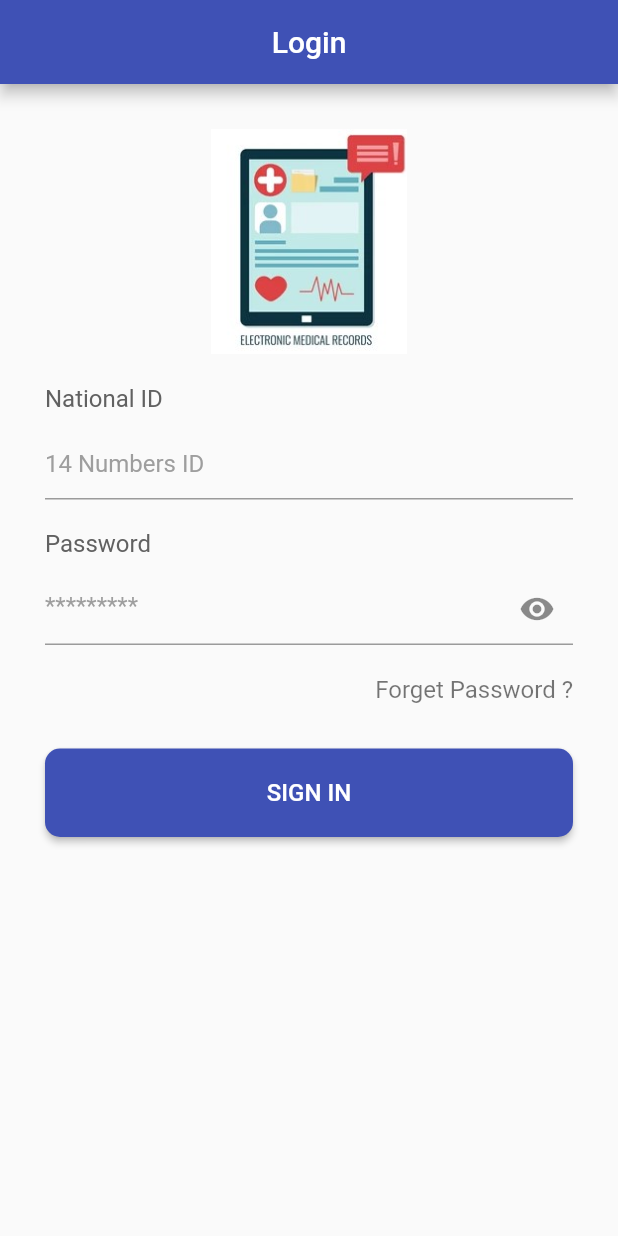
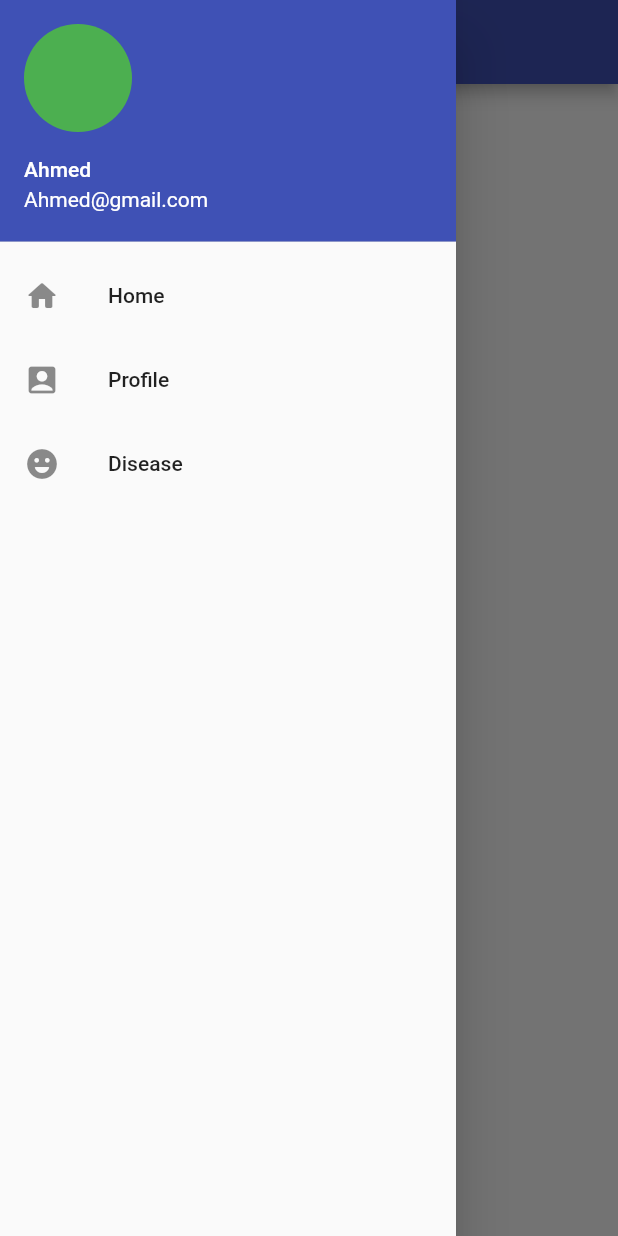
Before and after one commit to ahmedmedhat107201/medical-records-mobile, a Flutter app: the screen it shows after launch, with the side drawer open (before the commit the screen has no drawer), on a phone screen of 412 x 824 dp. Run offline on Flutter 3.47's test engine with Material 2 defaults, Android fonts, the phone set to English and light mode, and no system bars.

Commit message:
first drawer and very basic screen

```diff
--- a/lib/constant.dart
+++ b/lib/constant.dart
@@ -1,4 +1,3 @@
-import 'package:flutter/cupertino.dart';
 import 'package:flutter/material.dart';
 
 const Color? primaryColor = Colors.indigo;
--- a/lib/main.dart
+++ b/lib/main.dart
@@ -1,6 +1,9 @@
 import 'package:flutter/material.dart';
-import 'package:medical_records_mobile/constant.dart';
+import '../constant.dart';
+import 'package:medical_records_mobile/view/screens/home.dart';
 import 'package:medical_records_mobile/view/screens/loginScreen.dart';
+import 'package:medical_records_mobile/view/screens/sections/disease.dart';
+import 'package:medical_records_mobile/view/screens/sections/profile.dart';
 
 void main() {
   runApp(MyApp());
@@ -11,13 +14,12 @@ class MyApp extends StatelessWidget {
   Widget build(BuildContext context) {
     return MaterialApp(
       debugShowCheckedModeBanner: false,
-      home: Scaffold(
-        appBar: AppBar(
-          title: Center(child: Text("Login")),
-          backgroundColor: primaryColor,
-        ),
-        body: LoginScreen(),
-      ),
+      home: HomeScreen(id: '', password: ''),
+      routes: {
+        HomeScreen.routeID: (context) => const HomeScreen(id: '', password: ''),
+        ProfileScreen.routeID: (context) => ProfileScreen(),
+        DiseaseScreen.routeID: (context) => DiseaseScreen(),
+      },
     );
   }
 }
--- /dev/null
+++ b/lib/view/screens/home.dart
@@ -0,0 +1,35 @@
+import 'package:flutter/material.dart';
+import 'package:medical_records_mobile/constant.dart';
+import '../widgets/custom_drawer.dart';
+
+class HomeScreen extends StatelessWidget {
+  final String id;
+  final String password;
+  static final String routeID = "/HomeScreen";
+
+  const HomeScreen({
+    required this.id,
+    required this.password,
+  });
+
+  @override
+  Widget build(BuildContext context) {
+    return Scaffold(
+      drawer: CustomDrawer(),
+      appBar: AppBar(
+        backgroundColor: primaryColor,
+        title: Center(
+          child: Text('Home'),
+        ),
+      ),
+      body: Container(
+        child: Column(
+          children: [
+            Text('$id'),
+            Text('$password'),
+          ],
+        ),
+      ),
+    );
+  }
+}
--- a/lib/view/screens/loginScreen.dart
+++ b/lib/view/screens/loginScreen.dart
@@ -1,7 +1,7 @@
 import 'package:flutter/material.dart';
 import 'package:medical_records_mobile/Model/Services/login_api.dart';
 import 'package:medical_records_mobile/constant.dart';
-import 'package:medical_records_mobile/view/screens/signed.dart';
+import '../screens/home.dart';
 import '../widgets/custom_button.dart';
 import '../widgets/custom_text.dart';
 import '../widgets/custom_text_form_field.dart';
@@ -60,6 +60,7 @@ class LoginScreen extends StatelessWidget {
                         if (text!.length < 6) {
                           return 'Password must be at least 6 letters';
                         }
+                        return null;
                       },
                       hint: "*********",
                       text: "Password",
@@ -99,7 +100,7 @@ class LoginScreen extends StatelessWidget {
                             Navigator.push(
                               context,
                               MaterialPageRoute(
-                                builder: (context) => Signed(
+                                builder: (context) => HomeScreen(
                                   id: _id,
                                   password: _pass,
                                 ),
--- a/lib/view/screens/signed.dart
+++ /dev/null
@@ -1,27 +0,0 @@
-import 'package:flutter/material.dart';
-
-class Signed extends StatelessWidget {
-  final String id;
-  final String password;
-
-  const Signed({
-    required this.id,
-    required this.password,
-  });
-
-  @override
-  Widget build(BuildContext context) {
-    return MaterialApp(
-      home: Scaffold(
-        body: Container(
-          child: Column(
-            children: [
-              Text('$id'),
-              Text('$password'),
-            ],
-          ),
-        ),
-      ),
-    );
-  }
-}
--- /dev/null
+++ b/lib/view/widgets/custom_drawer.dart
@@ -0,0 +1,50 @@
+import 'package:flutter/material.dart';
+import 'package:medical_records_mobile/view/screens/sections/disease.dart';
+import 'package:medical_records_mobile/view/screens/sections/profile.dart';
+import '../../constant.dart';
+import '../screens/home.dart';
+
+class CustomDrawer extends StatelessWidget {
+  @override
+  Widget build(BuildContext context) {
+    return Drawer(
+      child: SingleChildScrollView(
+        child: Column(
+          children: [
+            UserAccountsDrawerHeader(
+              decoration: BoxDecoration(
+                color: primaryColor,
+              ),
+              currentAccountPicture: CircleAvatar(
+                backgroundColor: Colors.green,
+              ),
+              accountEmail: Text("Ahmed@gmail.com"),
+              accountName: Text("Ahmed"),
+            ),
+            ListTile(
+              leading: Icon(Icons.home_rounded),
+              title: Text("Home"),
+              onTap: () {
+                Navigator.pushNamed(context, HomeScreen.routeID);
+              },
+            ),
+            ListTile(
+              leading: Icon(Icons.account_box_rounded),
+              title: Text("Profile"),
+              onTap: () {
+                Navigator.pushNamed(context, ProfileScreen.routeID);
+              },
+            ),
+            ListTile(
+              leading: Icon(Icons.emoji_emotions_rounded),
+              title: Text("Disease"),
+              onTap: () {
+                Navigator.pushNamed(context, DiseaseScreen.routeID);
+              },
+            ),
+          ],
+        ),
+      ),
+    );
+  }
+}
```
Also changed, not shown: lib/view/screens/sections/disease.dart (added, +21 -0 lines), lib/view/screens/sections/profile.dart (added, +20 -0 lines).
